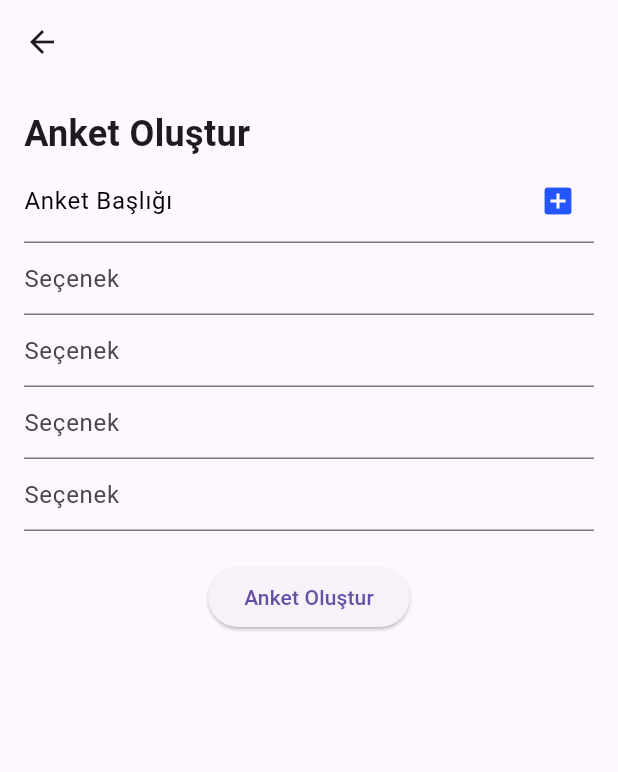
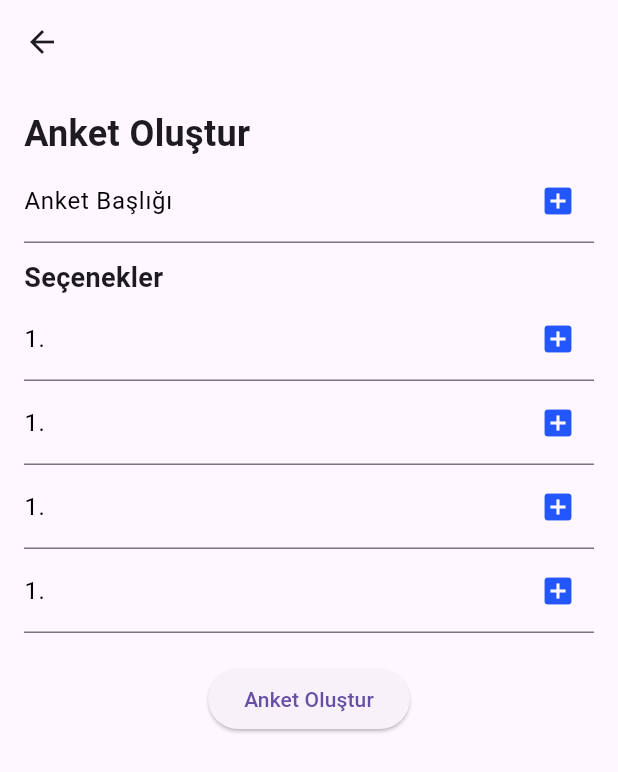
Before and after one commit to tahsin-emre/voxpollui, a Flutter app: the CreatePollPage screen opened directly, on a phone screen of 412 x 824 dp. Shown: the top 772 px of the screen. Run offline on Flutter 3.47's test engine with Material 3 defaults, Android fonts, the phone set to English and light mode, and no system bars; our stand-ins replace flutter_dotenv, image_picker, parse_server_sdk_flutter, shared_preferences; missing offline and left inert: flutter_polls; accounts and stored records are empty; statements that could not run were skipped.

```diff
--- a/lib/class/custom/custom_textfield.dart
+++ b/lib/class/custom/custom_textfield.dart
@@ -1,30 +1,33 @@
 import 'package:flutter/material.dart';
+import 'package:image_picker/image_picker.dart';
 import 'package:voxpollui/class/model/national/get_color.dart';
 
 class PollTextField {
+  static Future<void> _openGallery() async {
+    final picker = ImagePicker();
+    final pickedImage = await picker.pickImage(source: ImageSource.gallery);
+    // Kullanıcı bir resim seçtiyse, seçilen resmin dosya yolu pickedImage.path olacak
+    if (pickedImage != null) {
+      // Seçilen resmi işleyin (örneğin, yükleyin veya görüntüleyin)
+    }
+  }
   static TextField pollTextField({
-    required TextEditingController titleController,
+    required TextEditingController controller,
     required BuildContext context,
+    required String labelText,
   }) {
     return TextField(
-      controller: titleController,
+      controller: controller,
       decoration: InputDecoration(
         suffixIcon: GestureDetector(
           onTap: () {
-            showDialog(
-              context: context,
-              builder: (BuildContext context) {
-                return const AlertDialog(
-                  title: Text("Kullanıcının galerisi açılacak"),
-                );
-              }
-            );
+            _openGallery();
           },
           child: Icon(Icons.add_box, color: AppColor.nationalColor),
         ),
-        label: const Text(
-          'Anket Başlığı',
-          style: TextStyle(
+        label: Text(
+          labelText,
+          style: const TextStyle(
             color: Colors.black,
           ),
         ),
--- a/lib/createpoll.dart
+++ b/lib/createpoll.dart
@@ -1,4 +1,5 @@
 import 'package:flutter/material.dart';
+import 'package:image_picker/image_picker.dart';
 import 'package:parse_server_sdk_flutter/parse_server_sdk_flutter.dart';
 import 'package:voxpollui/class/custom/custom_textfield.dart';
 import 'package:voxpollui/class/model/national/get_color.dart';
@@ -59,24 +60,35 @@ class _CreatePollPageState extends State<CreatePollPage> {
       appBar: AppBar(
           // title: const Text('Anket Oluştur'),
           ),
-      body: Container(
+      body: SizedBox(
         height: MediaQuery.of(context).size.height,
         width: MediaQuery.of(context).size.width,
         child: Padding(
           padding: const EdgeInsets.all(16.0),
           child: Column(
             children: <Widget>[
-              Align(
+              const Align(
                 alignment: Alignment.centerLeft,
-                child: const Text(
+                child: Text(
                   "Anket Oluştur",
                   style: TextStyle(fontSize: 24, fontWeight: FontWeight.bold),
                 ),
               ),
-              PollTextField.pollTextField(titleController: _titleController, context: context),
-              ..._optionControllers.map((controller) => TextField(
+              PollTextField.pollTextField(controller: _titleController, context: context, labelText: "Anket Başlığı"),
+              const Padding(
+                padding: EdgeInsets.fromLTRB(0,10,0,0),
+                child: Align(
+                  alignment: Alignment.centerLeft,
+                  child: Text(
+                    "Seçenekler",
+                    style: TextStyle(fontSize: 18, fontWeight: FontWeight.bold),
+                  ),
+                ),
+              ),
+              ..._optionControllers.map((controller) => PollTextField.pollTextField(
                     controller: controller,
-                    decoration: const InputDecoration(hintText: 'Seçenek'),
+                    labelText: "1.",
+                    context: context,
                   )),
               const SizedBox(height: 20.0),
               ElevatedButton(
--- a/pubspec.yaml
+++ b/pubspec.yaml
@@ -35,6 +35,7 @@ dependencies:
   flutter_dotenv: ^5.1.0
   provider: ^6.1.1
   shared_preferences: ^2.2.2
+  image_picker: ^1.0.7
 
 
   # The following adds the Cupertino Icons font to your application.
```
Also changed, not shown: pubspec.lock, 1 other file.
